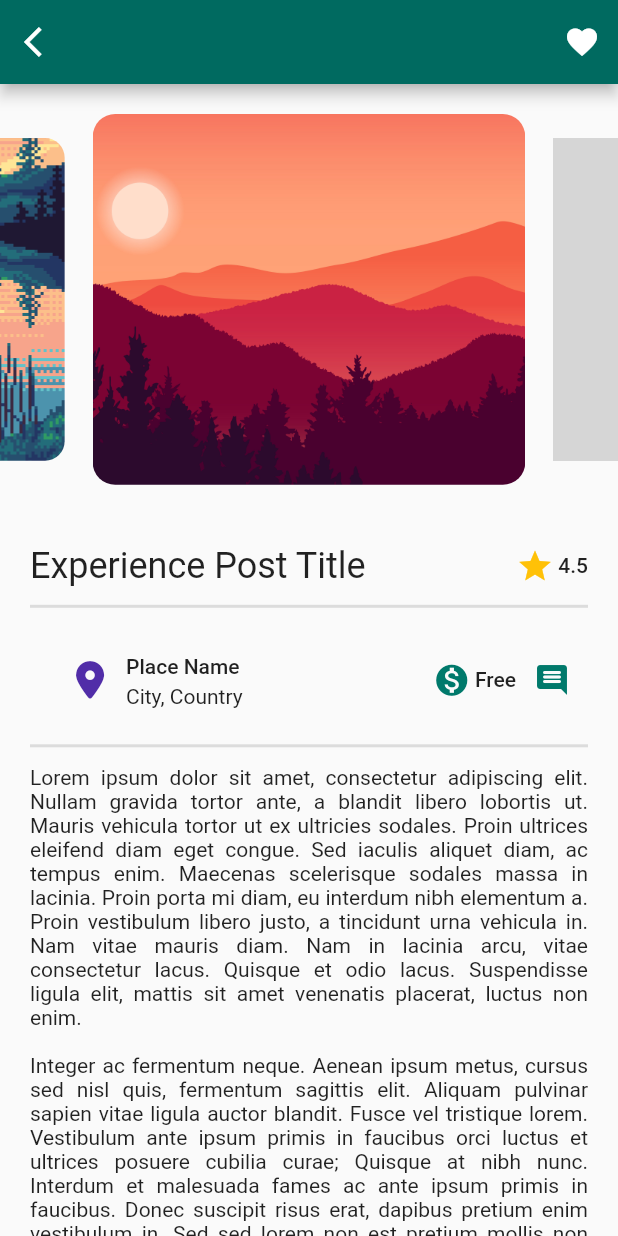
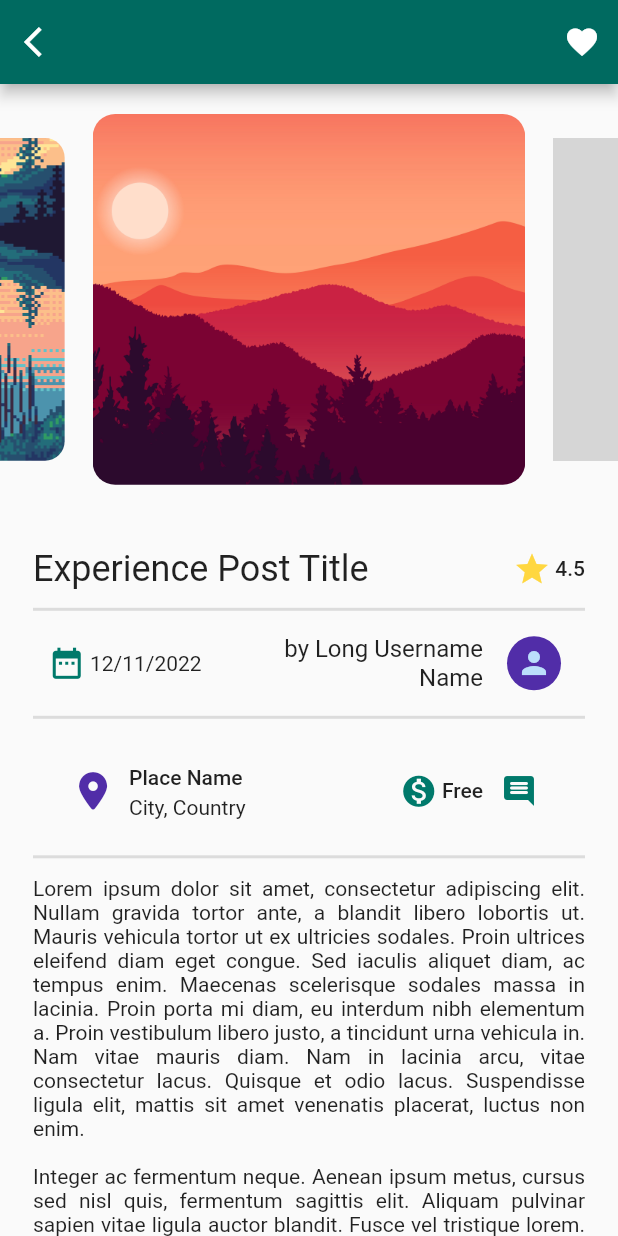
Before and after one commit to Sofia-VA/ProyectoPAM, a Flutter app: the screen it shows after launch, on a phone screen of 412 x 824 dp. Run offline on Flutter 3.47's test engine with Material 2 defaults, Android fonts, the phone set to English and light mode, and no system bars; drawn by our look-alikes of carousel_slider; our stand-ins replace font_awesome_flutter; missing offline and left inert: flutter_icon_shadow, swipe_image_gallery; grey boxes are pictures that could not be loaded.

Commit message:
Experience post data (date+username)

```diff
--- a/viajes/lib/home/location/details_widget.dart
+++ b/viajes/lib/home/location/details_widget.dart
@@ -24,7 +24,7 @@ class LocationDetails extends StatelessWidget {
                   children: [
                     Row(
                       children: [
-                        Icon(Icons.star),
+                        Icon(Icons.star, color: Colors.amberAccent),
                         SizedBox(width: 3),
                         Text("4.5"),
                       ],
--- a/viajes/lib/home/location/experience_page.dart
+++ b/viajes/lib/home/location/experience_page.dart
@@ -61,11 +61,13 @@ Integer eget neque tortor. Morbi ligula leo, suscipit et ligula in, molestie dig
             ImageCarousel(galleryImages: galleryImages),
             SizedBox(height: 20),
             Container(
-                padding: EdgeInsets.fromLTRB(20, 20, 20, 0),
+                padding: EdgeInsets.fromLTRB(22, 22, 22, 0),
                 child: Column(
                   children: [
                     _experienceTitle(context),
                     SizedBox(height: 5),
+                    Divider(thickness: 2),
+                    _postData(context),
                     Divider(thickness: 2),
                     SizedBox(height: 5),
                     _postHeader(context, commentSectionAnchor),
@@ -83,6 +85,52 @@ Integer eget neque tortor. Morbi ligula leo, suscipit et ligula in, molestie dig
         ),
       ),
     );
+  }
+
+  Row _experienceTitle(BuildContext context) {
+    return Row(
+      mainAxisAlignment: MainAxisAlignment.spaceBetween,
+      children: [
+        Flexible(
+            child: Text("Experience Post Title",
+                style: Theme.of(context).textTheme.headline5)),
+        Row(
+          children: [
+            Icon(Icons.star, size: 25, color: Colors.amberAccent),
+            SizedBox(width: 3),
+            Text('4.5', style: Theme.of(context).textTheme.bodyLarge),
+          ],
+        ),
+      ],
+    );
+  }
+
+  Widget _postData(BuildContext context) {
+    return Row(children: [
+      Container(
+        padding: EdgeInsets.fromLTRB(10, 0, 10, 0),
+        child: Row(
+          mainAxisAlignment: MainAxisAlignment.spaceEvenly,
+          children: [
+            Icon(Icons.date_range, size: 25),
+            SizedBox(width: 3),
+            Text('12/11/2022'),
+          ],
+        ),
+      ),
+      Flexible(
+        child: ListTile(
+            title: Text("by Long Username Name", textAlign: TextAlign.end),
+            trailing: CircleAvatar(
+                radius: 18,
+                child: Icon(Icons.person),
+                backgroundColor: Theme.of(context).listTileTheme.iconColor),
+            onTap: () {
+              // TODO: Send to ProfilePage
+              // Navigator.pop(context);
+            }),
+      ),
+    ]);
   }
 
   Row _postHeader(BuildContext context, commentSectionAnchor) {
@@ -126,24 +174,7 @@ Integer eget neque tortor. Morbi ligula leo, suscipit et ligula in, molestie dig
               }
             },
             icon: Icon(Icons.comment_rounded)),
-      ],
-    );
-  }
-
-  Row _experienceTitle(BuildContext context) {
-    return Row(
-      mainAxisAlignment: MainAxisAlignment.spaceBetween,
-      children: [
-        Flexible(
-            child: Text("Experience Post Title",
-                style: Theme.of(context).textTheme.headline5)),
-        Row(
-          children: [
-            Icon(Icons.star, size: 25, color: Theme.of(context).highlightColor),
-            SizedBox(width: 3),
-            Text('4.5', style: Theme.of(context).textTheme.bodyLarge),
-          ],
-        ),
+        SizedBox(width: 20)
       ],
     );
   }
--- a/viajes/lib/main.dart
+++ b/viajes/lib/main.dart
@@ -18,7 +18,6 @@ class MyApp extends StatelessWidget {
         colorScheme: ColorScheme.fromSeed(
             seedColor: Colors.teal, secondary: Color.fromARGB(255, 2, 114, 60)),
         primaryColor: Colors.teal[300],
-        highlightColor: Colors.amber,
         iconTheme: IconThemeData(color: Colors.teal[700]),
         listTileTheme: ListTileThemeData(iconColor: Colors.deepPurple[700]),
       ),
```
